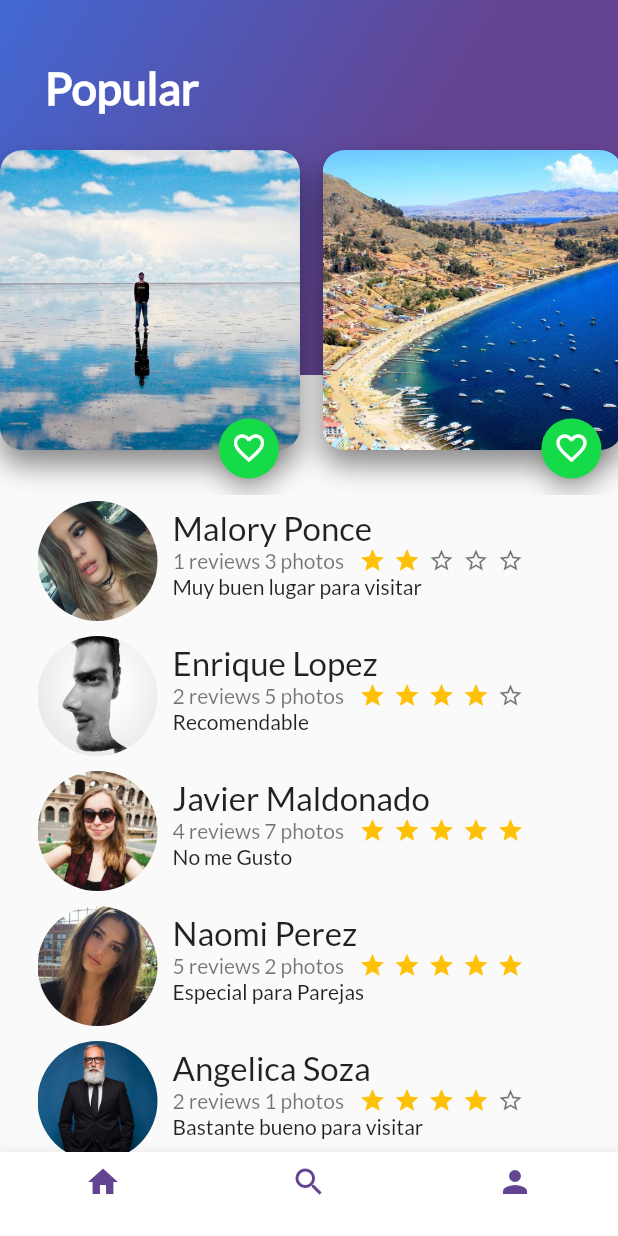
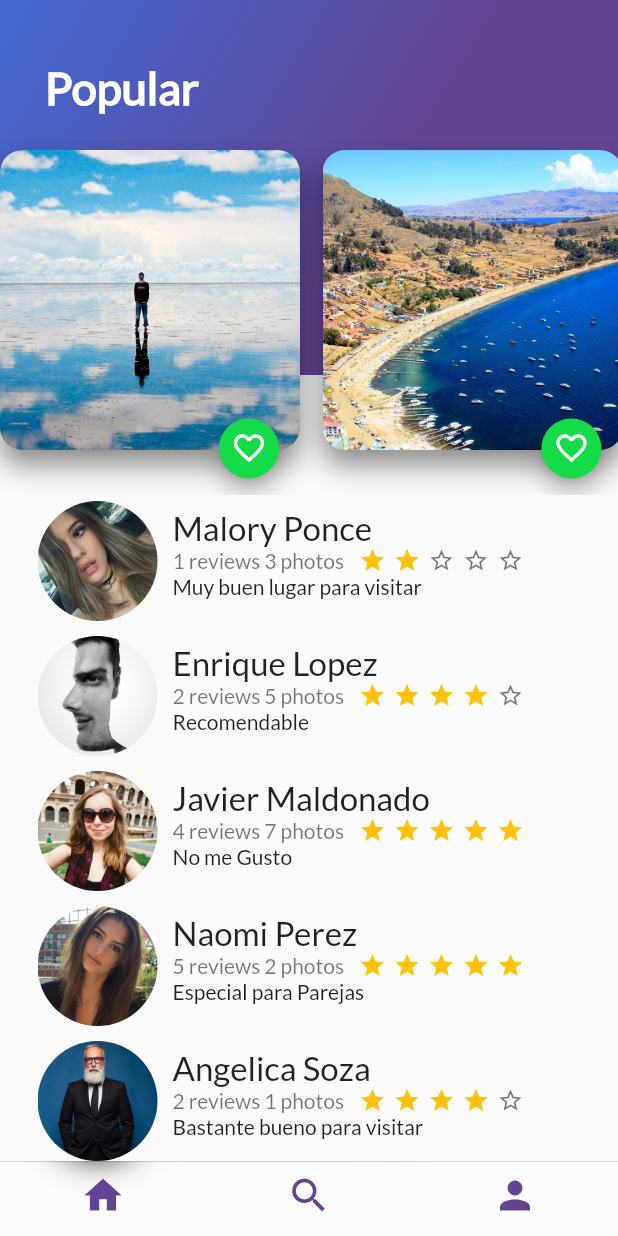
Before and after one commit to Makenzo64/Proyecto-Place, a Flutter app: the screen it shows after launch, scrolled down 343 dp, on a phone screen of 412 x 824 dp. Run offline on Flutter 3.47's test engine with Material 2 defaults, Android fonts, the phone set to English and light mode, and no system bars.

Commit message:
CupertinoTabScaffold

```diff
--- a/lib/main.dart
+++ b/lib/main.dart
@@ -1,5 +1,6 @@
 import 'package:flutter/material.dart';
 import 'package:proyecto/places.dart';
+import 'package:proyecto/places_cupertino.dart';
 
 import 'home.dart';
 
@@ -16,7 +17,7 @@ class MyApp extends StatelessWidget {
           primarySwatch: Colors.blue,
           visualDensity: VisualDensity.adaptivePlatformDensity
       ),
-      home: Places(),
+      home: PlacessCupertino(),
     );
   }
 }
--- /dev/null
+++ b/lib/places_cupertino.dart
@@ -0,0 +1,60 @@
+import 'package:flutter/material.dart';
+import 'package:flutter/cupertino.dart';
+import 'package:proyecto/profile_places.dart';
+import 'package:proyecto/search_places.dart';
+
+import 'home.dart';
+
+class PlacessCupertino extends StatelessWidget {
+  @override
+  Widget build(BuildContext context) {
+   final places = Scaffold(
+     bottomNavigationBar: CupertinoTabScaffold(
+       tabBar: CupertinoTabBar(
+         backgroundColor: Colors.white.withAlpha(50),
+        items: [
+          BottomNavigationBarItem(
+              icon: Icon(
+                Icons.home,
+                color: Color(0xFF634492),
+              )),
+          BottomNavigationBarItem(
+              icon: Icon(
+                Icons.search,
+                color: Color(0xFF634492),
+              )),
+          BottomNavigationBarItem(
+              icon: Icon(
+                Icons.person,
+                color: Color(0xFF634492),
+              ))
+        ],
+       ),
+       tabBuilder: (BuildContext context, int index){
+         CupertinoTabView cupertinoTabView;
+
+         switch(index){
+           case 0:
+             cupertinoTabView = CupertinoTabView(
+             builder: (BuildContext context) => MyHome(),
+             );
+             break;
+           case 1:
+             cupertinoTabView = CupertinoTabView(
+               builder: (BuildContext context) => SearchPlaces(),
+             );
+             break;
+           case 2:
+             cupertinoTabView = CupertinoTabView(
+               builder: (BuildContext context) => ProfilePlaces(),
+             );
+             break;
+         }
+         return cupertinoTabView;
+       }
+     ),
+   );
+   return places;
+  }
+
+}
```
